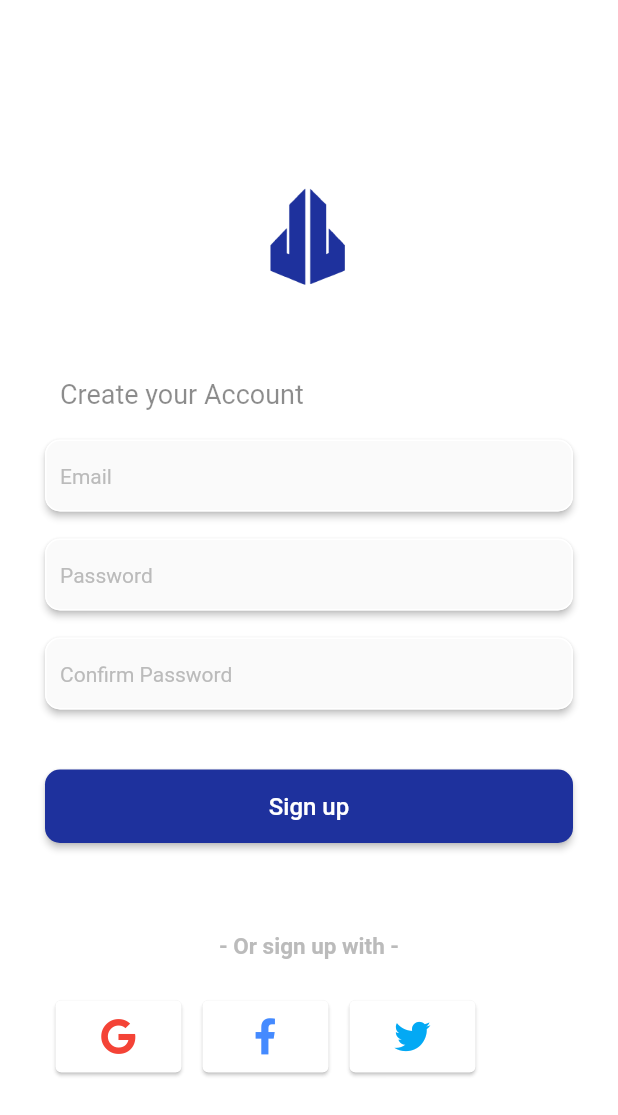
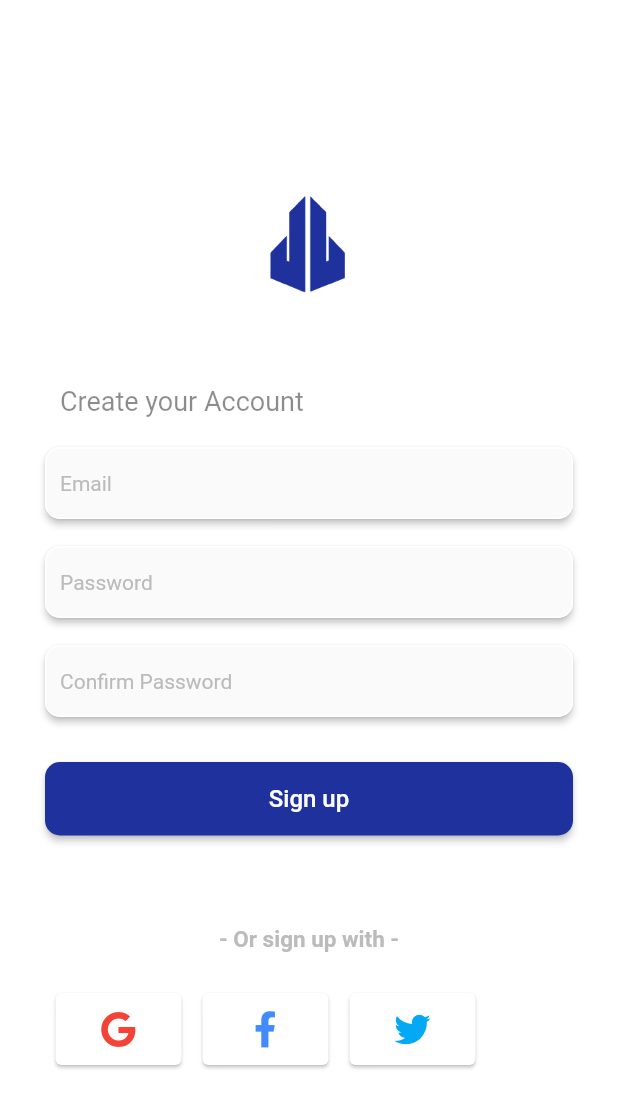
Before and after one commit to Abir-Bouhriz/Authentication-UI-2, a Flutter app: the SignUp screen opened directly, on a phone screen of 412 x 824 dp. Shown: the top 1115 px of the screen. Run offline on Flutter 3.47's test engine with Material 2 defaults, Android fonts, the phone set to English and light mode, and no system bars; our stand-ins replace font_awesome_flutter.

Commit message:
correct space between sign up button and textfield

```diff
--- a/lib/sign_up.dart
+++ b/lib/pages/sign_up.dart
@@ -90,7 +90,7 @@ class _SignUpState extends State<SignUp> {
                     ),
                   ),
                 ),
-                SizedBox(height: 40.0),
+                SizedBox(height: 30.0),
                 RaisedButton(
                   elevation: 2,
                   padding: EdgeInsets.only(top: 15.0, bottom: 15.0),
@@ -164,15 +164,6 @@ class _SignUpState extends State<SignUp> {
                         ),
                       ),
                     ),
-
-//                    GoogleAuthButton(
-//                      onPressed: () {},
-//                      darkMode: false,
-//                      style: AuthButtonStyle.icon,
-//                      width: 90.0,
-//                      height: 55.0,
-//                      iconSize: 25.0,
-//                    ),
                   ],
                 ),
               ],
```
